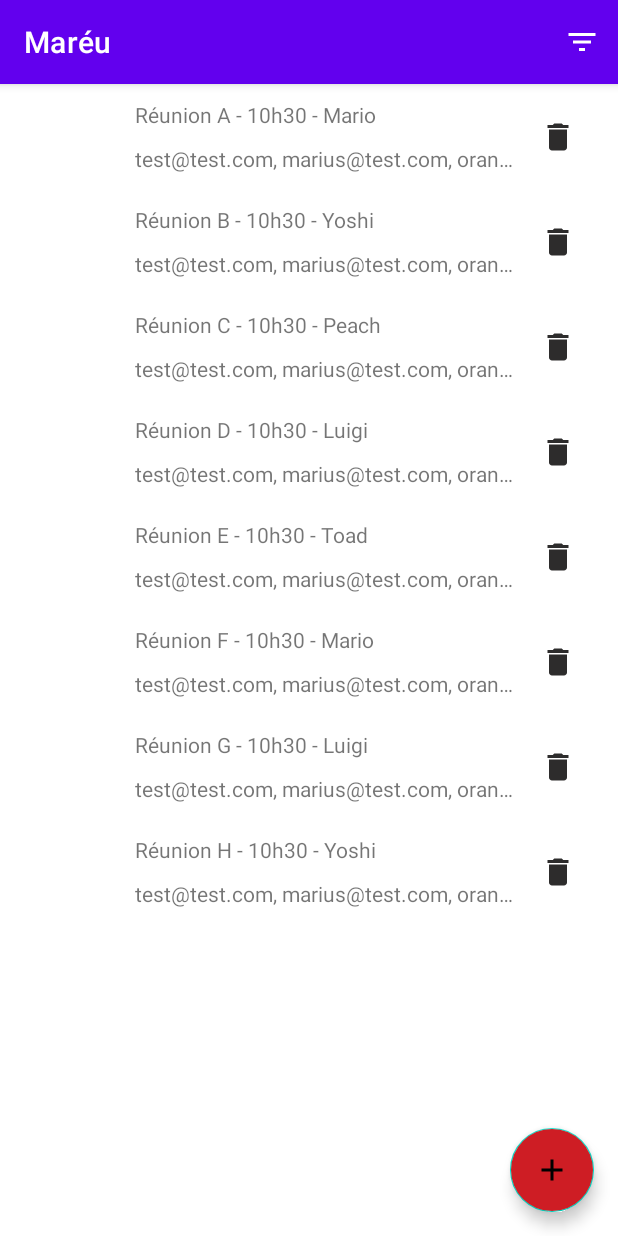
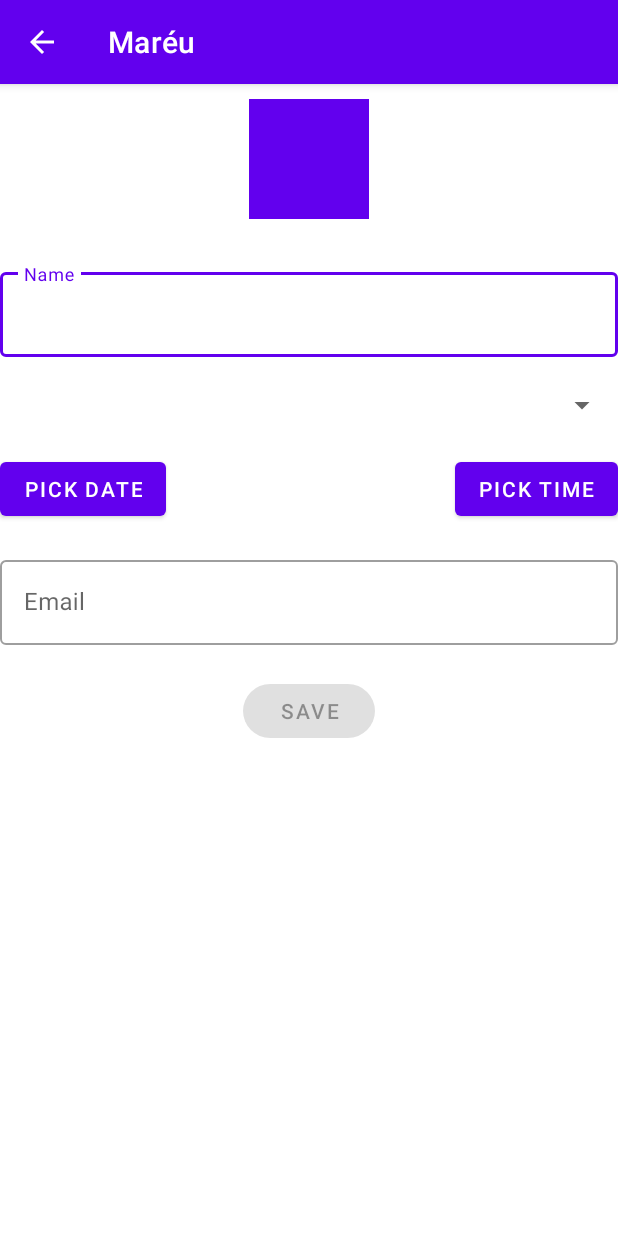
Before and after one commit to CesTheo47/P4_Mareu, an Android app: the screen it shows after launch (MainActivity before the commit, AddMeetingActivity after it), after a tap on an icon or button, on a phone screen of 412 x 824 dp. Run offline under Robolectric (Android 15) with nearby library versions, the phone set to English and light mode, and no system bars; our stand-ins replace EventBus.

Commit message:
connect create activity + create spinner

```diff
--- a/app/build.gradle
+++ b/app/build.gradle
@@ -42,4 +42,5 @@ dependencies {
     androidTestImplementation 'androidx.test.ext:junit:1.1.3'
     androidTestImplementation 'androidx.test.espresso:espresso-core:3.4.0'
     implementation 'org.greenrobot:eventbus:3.1.1'
+    implementation 'de.hdodenhof:circleimageview:3.1.0'
 }
--- a/app/src/main/AndroidManifest.xml
+++ b/app/src/main/AndroidManifest.xml
@@ -20,6 +20,8 @@
                 <category android:name="android.intent.category.LAUNCHER" />
             </intent-filter>
         </activity>
+        <activity android:name=".ui.AddMeetingActivity"
+            android:parentActivityName=".ui.MainActivity"/>
     </application>
 
 </manifest>
--- a/app/src/main/java/com/example/maru/model/Meeting.java
+++ b/app/src/main/java/com/example/maru/model/Meeting.java
@@ -25,13 +25,14 @@ public class Meeting {
     @ColorRes
     private int color;
 
-    public Meeting(long id, String name, Date date, Room room, List<String> emailList){
+    public Meeting(long id, String name, Date date, Room room, List<String> emailList, int color){
 
         this.id = id;
         this.name = name;
         this.date = date;
         this.room = room;
         this.emailList = emailList;
+        this.color = color;
     }
 
     public long getId() { return id; }
--- a/app/src/main/java/com/example/maru/service/DummyMeetingGenerator.java
+++ b/app/src/main/java/com/example/maru/service/DummyMeetingGenerator.java
@@ -1,6 +1,7 @@
 package com.example.maru.service;
 
 
+import com.example.maru.R;
 import com.example.maru.model.Meeting;
 import com.example.maru.model.Room;
 
@@ -13,14 +14,14 @@ import java.util.List;
 public abstract class DummyMeetingGenerator {
 
     public static List<Meeting> DUMMY_MEETINGS = Arrays.asList(
-        new Meeting(1, "Réunion A", Calendar.getInstance().getTime(), Room.MARIO, getFakeEmails()),
-        new Meeting(2, "Réunion B", Calendar.getInstance().getTime(), Room.YOSHI, getFakeEmails()),
-        new Meeting(3, "Réunion C", Calendar.getInstance().getTime(), Room.PEACH, getFakeEmails()),
-        new Meeting(4, "Réunion D", Calendar.getInstance().getTime(), Room.LUIGI, getFakeEmails()),
-        new Meeting(5, "Réunion E", Calendar.getInstance().getTime(), Room.TOAD, getFakeEmails()),
-        new Meeting(6, "Réunion F", Calendar.getInstance().getTime(), Room.MARIO, getFakeEmails()),
-        new Meeting(7, "Réunion G", Calendar.getInstance().getTime(), Room.LUIGI, getFakeEmails()),
-        new Meeting(8, "Réunion H", Calendar.getInstance().getTime(), Room.YOSHI, getFakeEmails())
+        new Meeting(1, "Réunion A", Calendar.getInstance().getTime(), Room.MARIO, getFakeEmails(), R.color.black),
+        new Meeting(2, "Réunion B", Calendar.getInstance().getTime(), Room.YOSHI, getFakeEmails(), R.color.purple_200),
+        new Meeting(3, "Réunion C", Calendar.getInstance().getTime(), Room.PEACH, getFakeEmails(), R.color.teal_200),
+        new Meeting(4, "Réunion D", Calendar.getInstance().getTime(), Room.LUIGI, getFakeEmails(), R.color.purple_200),
+        new Meeting(5, "Réunion E", Calendar.getInstance().getTime(), Room.TOAD, getFakeEmails(), R.color.teal_200),
+        new Meeting(6, "Réunion F", Calendar.getInstance().getTime(), Room.MARIO, getFakeEmails(), R.color.black),
+        new Meeting(7, "Réunion G", Calendar.getInstance().getTime(), Room.LUIGI, getFakeEmails(), R.color.black),
+        new Meeting(8, "Réunion H", Calendar.getInstance().getTime(), Room.YOSHI, getFakeEmails(), R.color.purple_200)
 
     );
 
--- a/app/src/main/java/com/example/maru/ui/AddMeetingActivity.java
+++ b/app/src/main/java/com/example/maru/ui/AddMeetingActivity.java
@@ -1,5 +1,6 @@
 package com.example.maru.ui;
 
+import android.os.Bundle;
 import android.view.View;
 
 import androidx.appcompat.app.AppCompatActivity;
@@ -7,11 +8,26 @@ import androidx.appcompat.widget.Toolbar;
 import androidx.recyclerview.widget.RecyclerView;
 
 import com.example.maru.R;
+import com.example.maru.databinding.ActivityCreateMeetingBinding;
+import com.example.maru.di.DI;
+import com.example.maru.service.MeetingApiService;
 
 public class AddMeetingActivity extends AppCompatActivity {
 
 
-    private Object binding;
+    private ActivityCreateMeetingBinding binding;
+    private MeetingApiService apiService;
+
+    @Override
+    protected void onCreate(Bundle savedInstanceState) {
+        super.onCreate(savedInstanceState);
+
+        binding = ActivityCreateMeetingBinding.inflate(getLayoutInflater());
+        setContentView(binding.getRoot());
+
+        apiService = DI.getMeetingApiService();
+
+    }
 
 
 
@@ -24,6 +40,7 @@ public class AddMeetingActivity extends AppCompatActivity {
 
     private void onSubmit() {
         //String name = binding.textFieldRecipient.getEditText().getText().toString();
+        // email,....
 
     }
 
--- a/app/src/main/java/com/example/maru/ui/MainActivity.java
+++ b/app/src/main/java/com/example/maru/ui/MainActivity.java
@@ -45,7 +45,7 @@ public class MainActivity extends AppCompatActivity {
     }
 
     private void initRecycler() {
-        adapter = new MainAdapter(apiService.getMeetings());
+        adapter = new MainAdapter(apiService.getMeetings(), this);
         binding.recycler.setAdapter(adapter);
         binding.recycler.setLayoutManager(new LinearLayoutManager(this));
     }
--- a/app/src/main/java/com/example/maru/ui/MainAdapter.java
+++ b/app/src/main/java/com/example/maru/ui/MainAdapter.java
@@ -1,11 +1,14 @@
 package com.example.maru.ui;
 
+import android.content.Context;
 import android.view.LayoutInflater;
 import android.view.View;
 import android.view.ViewGroup;
 
+import androidx.core.content.ContextCompat;
 import androidx.recyclerview.widget.RecyclerView;
 
+import com.example.maru.R;
 import com.example.maru.databinding.ItemMeetingBinding;
 import com.example.maru.event.DeleteMeetingEvent;
 import com.example.maru.model.Meeting;
@@ -18,12 +21,14 @@ import java.util.List;
 public class MainAdapter extends RecyclerView.Adapter<MainAdapter.ViewHolder> {
 
     private List<Meeting> mMeetings;
+    private Context mContext;
 
     SimpleDateFormat simpleDateFormat = new SimpleDateFormat("hh'h'mm");
 
 
-    public MainAdapter(List<Meeting> items) {
+    public MainAdapter(List<Meeting> items, Context context) {
         mMeetings = items;
+        mContext = context;
     }
 
     @Override
@@ -47,6 +52,7 @@ public class MainAdapter extends RecyclerView.Adapter<MainAdapter.ViewHolder> {
                 EventBus.getDefault().post(new DeleteMeetingEvent(meeting));
             }
         });
+        holder.binding.itemMeetingColor.setColorFilter(ContextCompat.getColor(mContext, meeting.getColor()));
     }
 
     @Override
--- /dev/null
+++ b/app/src/main/res/drawable/circle.xml
@@ -0,0 +1,8 @@
+<?xml version="1.0" encoding="utf-8"?>
+<shape xmlns:android="http://schemas.android.com/apk/res/android"
+    android:shape="oval">
+
+    <size android:width="120dp"
+        android:height="120dp"/>
+
+</shape>
--- a/app/src/main/res/layout/activity_create_meeting.xml
+++ b/app/src/main/res/layout/activity_create_meeting.xml
@@ -8,6 +8,24 @@
     android:layout_marginEnd="18dp"
     android:orientation="vertical"
     tools:ignore="ExtraText">
+
+    <androidx.constraintlayout.widget.ConstraintLayout
+        android:layout_width="match_parent"
+        android:layout_height="wrap_content">
+
+        <ImageView
+        android:id="@+id/item_meeting_color"
+        android:layout_width="80dp"
+        android:layout_height="80dp"
+        android:layout_marginTop="10dp"
+        android:layout_marginBottom="10dp"
+        android:src="@color/purple_500"
+        app:layout_constraintStart_toStartOf="parent"
+        app:layout_constraintTop_toTopOf="parent"
+        app:layout_constraintBottom_toBottomOf="parent"
+        app:layout_constraintEnd_toEndOf="parent"/>
+
+    </androidx.constraintlayout.widget.ConstraintLayout>
 
     <com.google.android.material.textfield.TextInputLayout
         android:id="@+id/nameLyt"
@@ -32,7 +50,7 @@
         android:layout_marginTop="20dp"
         android:tooltipText="Rooms" />
 
-    <LinearLayout
+    <androidx.constraintlayout.widget.ConstraintLayout
         android:layout_width="match_parent"
         android:layout_height="wrap_content"
         android:layout_marginTop="20dp"
@@ -42,15 +60,18 @@
             android:layout_width="wrap_content"
             android:layout_height="wrap_content"
             android:onClick="showTimePickerDialog"
-            android:text="Pick Date" />
+            android:text="Pick Date"
+            tools:ignore="MissingConstraints" />
 
         <Button
             android:layout_width="wrap_content"
             android:layout_height="wrap_content"
             android:onClick="showTimePickerDialog"
-            android:text="Pick Time" />
+            android:text="Pick Time"
+            app:layout_constraintEnd_toEndOf="parent"
+            tools:ignore="MissingConstraints" />
 
-    </LinearLayout>
+    </androidx.constraintlayout.widget.ConstraintLayout>
 
 
     <com.google.android.material.textfield.TextInputLayout
--- a/app/src/main/res/layout/item_meeting.xml
+++ b/app/src/main/res/layout/item_meeting.xml
@@ -12,6 +12,7 @@
         android:layout_marginStart="16dp"
         android:layout_marginTop="10dp"
         android:layout_marginBottom="10dp"
+        android:src="@drawable/circle"
         app:layout_constraintStart_toStartOf="parent"
         app:layout_constraintTop_toTopOf="parent"
         app:layout_constraintBottom_toBottomOf="parent"/>
```
